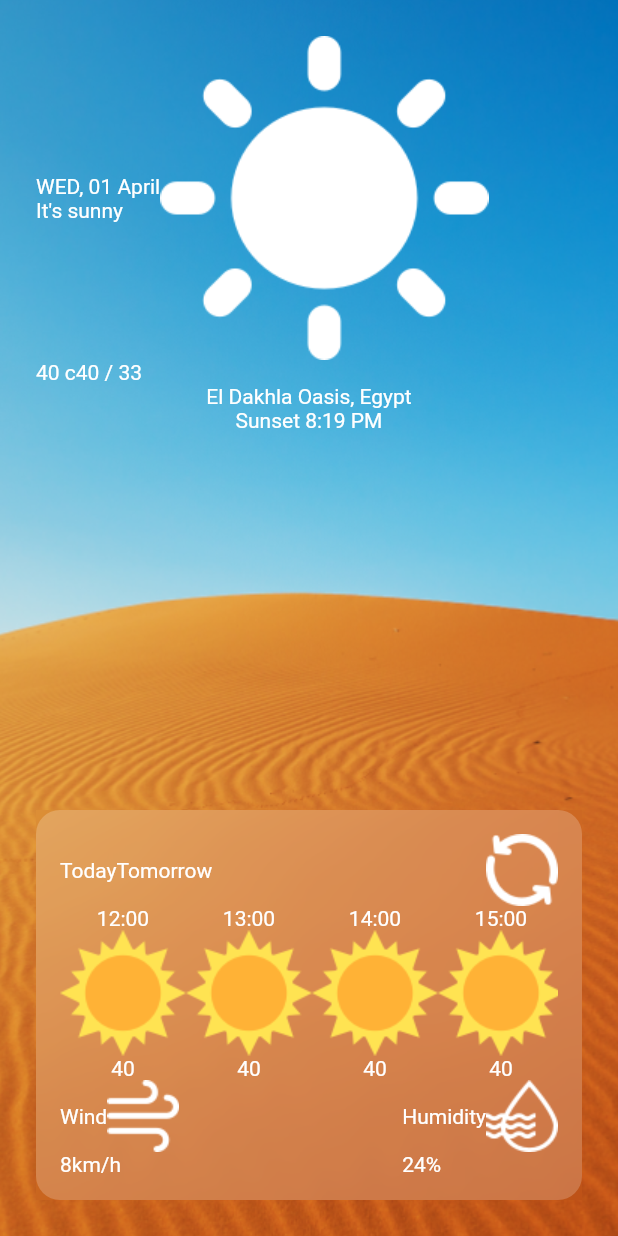
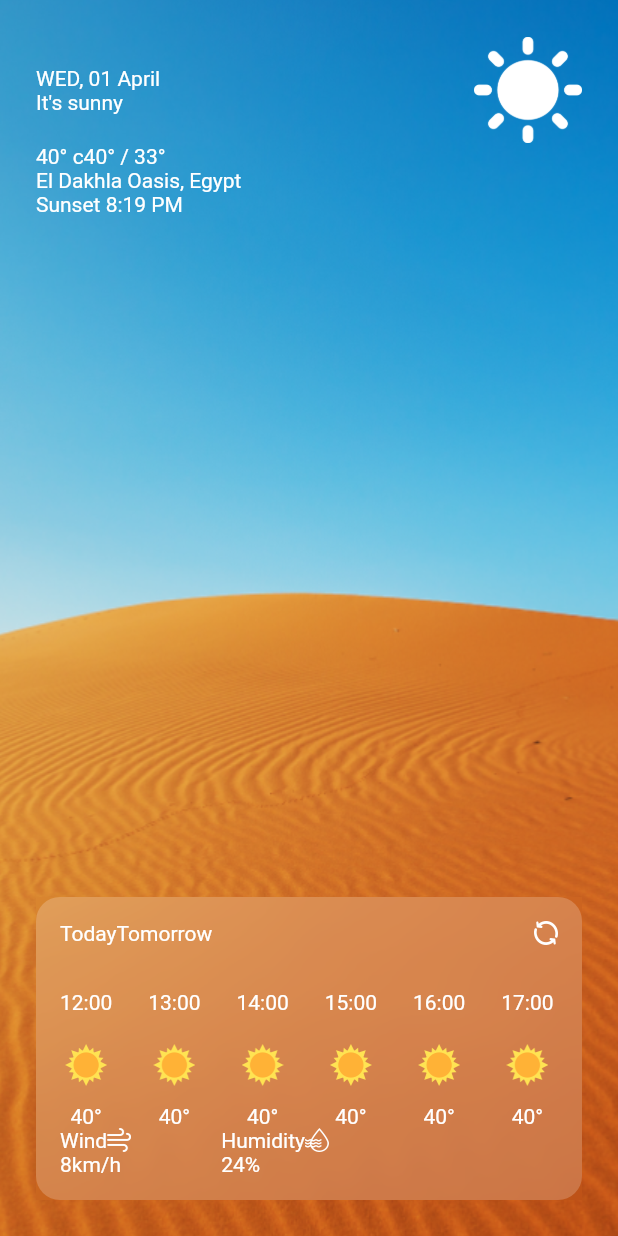
Before and after one commit to kajornsakp/weather_app_codelabs, a Flutter app: the screen it shows after launch, on a phone screen of 412 x 824 dp. Run offline on Flutter 3.47's test engine with Material 2 defaults, Android fonts, the phone set to English and light mode, and no system bars.

Commit message:
finishing step 3

```diff
--- a/step_3_styling/lib/main.dart
+++ b/step_3_styling/lib/main.dart
@@ -44,17 +44,31 @@ class HomePage extends StatelessWidget {
                           Text("It's sunny"),
                         ],
                       ),
-                      Image.asset("assets/bigsun.png")
+                      Spacer(),
+                      Image.asset(
+                        "assets/bigsun.png",
+                        width: 72,
+                        height: 72,
+                      )
                     ],
                   ),
                   Row(
                     children: [
-                      Text("40 c"),
-                      Text("40 / 33"),
+                      Text("40° c"),
+                      Text("40° / 33°"),
                     ],
                   ),
-                  Text("El Dakhla Oasis, Egypt"),
-                  Text("Sunset 8:19 PM"),
+                  Row(
+                    children: [
+                      Column(
+                        crossAxisAlignment: CrossAxisAlignment.start,
+                        children: [
+                          Text("El Dakhla Oasis, Egypt"),
+                          Text("Sunset 8:19 PM"),
+                        ],
+                      ),
+                    ],
+                  ),
                   Spacer(),
                   ClipRect(
                     child: BackdropFilter(
@@ -73,8 +87,15 @@ class HomePage extends StatelessWidget {
                                   Text('Today'),
                                   Text('Tomorrow'),
                                   Spacer(),
-                                  Image.asset('assets/refresh.png')
+                                  Image.asset(
+                                    'assets/refresh.png',
+                                    width: 16,
+                                    height: 16,
+                                  )
                                 ],
+                              ),
+                              SizedBox(
+                                height: 30,
                               ),
                               SingleChildScrollView(
                                 scrollDirection: Axis.horizontal,
@@ -83,51 +104,116 @@ class HomePage extends StatelessWidget {
                                     Column(
                                       children: [
                                         Text("12:00"),
-                                        Image.asset('assets/sunny.png'),
-                                        Text("40")
+                                        SizedBox(height: 20),
+                                        Image.asset(
+                                          'assets/sunny.png',
+                                          width: 28,
+                                          height: 28,
+                                        ),
+                                        SizedBox(height: 12),
+                                        Text("40°")
                                       ],
+                                    ),
+                                    SizedBox(
+                                      width: 24,
                                     ),
                                     Column(
                                       children: [
                                         Text("13:00"),
-                                        Image.asset('assets/sunny.png'),
-                                        Text("40")
+                                        SizedBox(height: 20),
+                                        Image.asset(
+                                          'assets/sunny.png',
+                                          width: 28,
+                                          height: 28,
+                                        ),
+                                        SizedBox(height: 12),
+                                        Text("40°")
                                       ],
+                                    ),
+                                    SizedBox(
+                                      width: 24,
                                     ),
                                     Column(
                                       children: [
                                         Text("14:00"),
-                                        Image.asset('assets/sunny.png'),
-                                        Text("40")
+                                        SizedBox(height: 20),
+                                        Image.asset(
+                                          'assets/sunny.png',
+                                          width: 28,
+                                          height: 28,
+                                        ),
+                                        SizedBox(height: 12),
+                                        Text("40°")
                                       ],
+                                    ),
+                                    SizedBox(
+                                      width: 24,
                                     ),
                                     Column(
                                       children: [
                                         Text("15:00"),
-                                        Image.asset('assets/sunny.png'),
-                                        Text("40")
+                                        SizedBox(height: 20),
+                                        Image.asset(
+                                          'assets/sunny.png',
+                                          width: 28,
+                                          height: 28,
+                                        ),
+                                        SizedBox(height: 12),
+                                        Text("40°")
                                       ],
+                                    ),
+                                    SizedBox(
+                                      width: 24,
                                     ),
                                     Column(
                                       children: [
                                         Text("16:00"),
-                                        Image.asset('assets/sunny.png'),
-                                        Text("40")
+                                        SizedBox(height: 20),
+                                        Image.asset(
+                                          'assets/sunny.png',
+                                          width: 28,
+                                          height: 28,
+                                        ),
+                                        SizedBox(height: 12),
+                                        Text("40°")
                                       ],
+                                    ),
+                                    SizedBox(
+                                      width: 24,
                                     ),
                                     Column(
                                       children: [
                                         Text("17:00"),
-                                        Image.asset('assets/sunny.png'),
-                                        Text("40")
+                                        SizedBox(height: 20),
+                                        Image.asset(
+                                          'assets/sunny.png',
+                                          width: 28,
+                                          height: 28,
+                                        ),
+                                        SizedBox(height: 12),
+                                        Text("40°")
                                       ],
                                     ),
+                                    SizedBox(
+                                      width: 24,
+                                    ),
+                                    Column(
+                                      children: [
+                                        Text("18:00"),
+                                        SizedBox(height: 20),
+                                        Image.asset(
+                                          'assets/sunny.png',
+                                          width: 28,
+                                          height: 28,
+                                        ),
+                                        SizedBox(height: 12),
+                                        Text("40°")
+                                      ],
+                                    )
                                   ],
                                 ),
                               ),
                               Row(
-                                mainAxisAlignment:
-                                    MainAxisAlignment.spaceBetween,
                                 children: [
                                   Column(
                                     crossAxisAlignment:
@@ -136,11 +222,17 @@ class HomePage extends StatelessWidget {
                                       Row(
                                         children: [
                                           Text("Wind"),
-                                          Image.asset('assets/windy.png')
+                                          Image.asset(
+                                            'assets/windy.png',
+                                            height: 16,
+                                          )
                                         ],
                                       ),
                                       Text("8km/h")
                                     ],
+                                  ),
+                                  SizedBox(
+                                    width: 60,
                                   ),
                                   Column(
                                     crossAxisAlignment:
@@ -149,7 +241,10 @@ class HomePage extends StatelessWidget {
                                       Row(
                                         children: [
                                           Text("Humidity"),
-                                          Image.asset('assets/humidity.png')
+                                          Image.asset(
+                                            'assets/humidity.png',
+                                            height: 16,
+                                          )
                                         ],
                                       ),
                                       Text("24%"),
```
